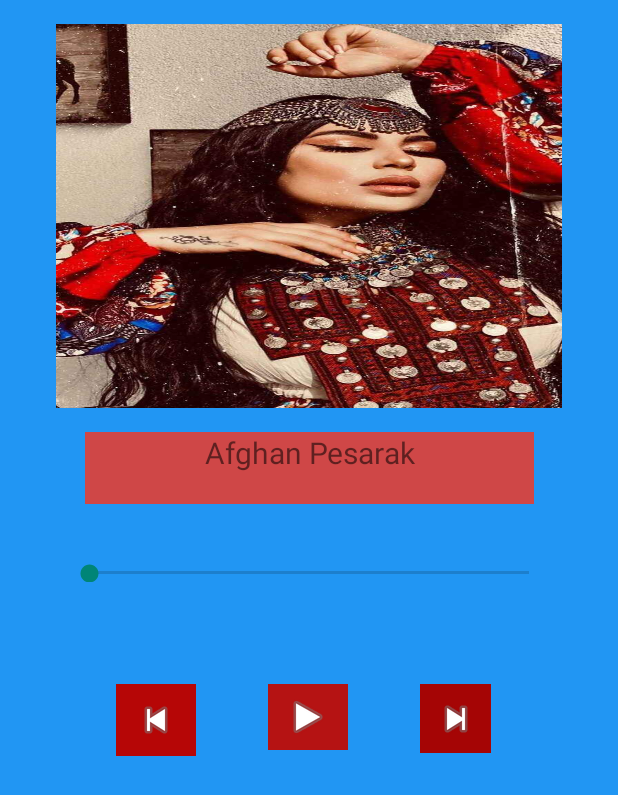
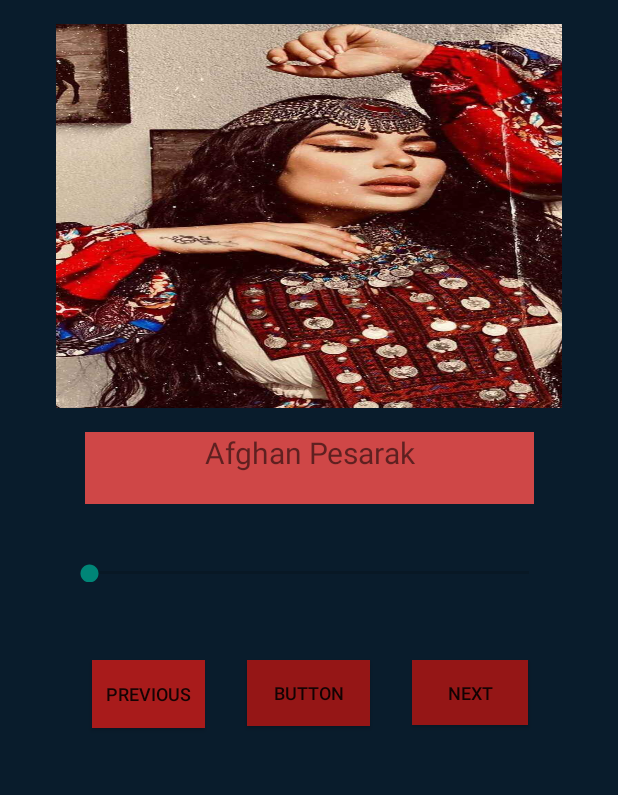
Before and after one commit to Rozogar/Aryanna_Sayeed, an Android app built with Jetpack Compose: the Song_list screen opened directly, with no data from a screen before it, after a tap on "Afghan Pesarak", on a phone screen of 412 x 824 dp. Shown: the top 795 px of the screen. Run offline under Robolectric (Android 15) with nearby library versions, the phone set to English and light mode, and no system bars.

Commit message:
Right now the play button, the next, the previous button is working correctly. Even I handle the capiblity that when press a item from the listView the related song start to play automaticly and when comming back to the previous page the song is keeping continue to play and will play upto become end. Today the date is 1403/03/07

```diff
--- a/app/src/main/AndroidManifest.xml
+++ b/app/src/main/AndroidManifest.xml
@@ -4,6 +4,7 @@
 
     <application
         android:allowBackup="true"
+        android:label="@string/app_name"
         android:dataExtractionRules="@xml/data_extraction_rules"
         android:fullBackupContent="@xml/backup_rules"
         android:icon="@mipmap/icon_launcher"
--- a/app/src/main/java/com/rozogar/aryanna/ui/theme/Show.java
+++ b/app/src/main/java/com/rozogar/aryanna/ui/theme/Show.java
@@ -5,131 +5,139 @@ import android.media.MediaPlayer;
 import android.net.Uri;
 import android.os.Bundle;
 import android.view.View;
-import android.widget.ImageButton;
+import android.widget.Button;
 import android.widget.ImageView;
 import android.widget.SeekBar;
 import android.widget.TextView;
 import android.widget.Toast;
-import android.widget.ToggleButton;
 
-import androidx.activity.EdgeToEdge;
 import androidx.appcompat.app.AppCompatActivity;
-import androidx.core.graphics.Insets;
-import androidx.core.view.ViewCompat;
-import androidx.core.view.WindowInsetsCompat;
 
 import com.rozogar.aryanna.R;
 
 import java.io.IOException;
+import java.util.ArrayList;
 
 public class Show extends AppCompatActivity {
 private ImageView img;
 private TextView txt1;
 private SeekBar seek;
-private ImageButton btnpre;
-private ImageButton btnnext;
-private ImageButton btnplay;
+private Button btnpre;
+private Button btnnext;
+private Button btnplay;
+   private Intent intent;
     MediaPlayer player;
+    private ArrayList<Music> musicList;
+    private int currentIndex = 0;
 
     @Override
     protected void onCreate(Bundle savedInstanceState) {
         super.onCreate(savedInstanceState);
         setContentView(R.layout.activity_show);
         setUpView();
-       adusting();
+        adjusting();
 
 
     }
 
-    private void adusting() {
-        Intent intent = getIntent();
-        if (intent != null){
-            Music clickedMusic = (Music) intent.getSerializableExtra("clickedMusic");
-            if(clickedMusic != null) {
-                int imageResource = clickedMusic.getImage();
-                String musicName = clickedMusic.getTxt();
-                int ahang = clickedMusic.getAhang();
-                img.setImageResource(imageResource);
-                txt1.setText(musicName);
+    private void adjusting() {
+        intent = getIntent();
+        if (intent != null) {
+            musicList = (ArrayList<Music>) intent.getSerializableExtra("musicList");
+            currentIndex = intent.getIntExtra("currentIndex", 0);
+
+            if (musicList != null && !musicList.isEmpty()) {
+                player = MediaPlayerManager.getMediaPlayerInstance();
+                updateUIWithCurrentSong();
+                setUpPlayButton();
+                setUpNextButton();
+                setUpPreviousButton();
+                playCurrentSong();
+            } else {
+                Toast.makeText(this, "Music list is empty or null", Toast.LENGTH_SHORT).show();
+            }
+        }
+
+        }
+
+    private void setUpPreviousButton() {
+        btnpre.setOnClickListener(new View.OnClickListener() {
+            @Override
+            public void onClick(View v) {
+                currentIndex--;
+                if (currentIndex < 0) {
+                    currentIndex = musicList.size() - 1; // Loop back to the end
+                }
+                updateUIWithCurrentSong();
+                playCurrentSong();
+            }
+        });
+    }
+
+    private void setUpNextButton() {
+        btnnext.setOnClickListener(new View.OnClickListener() {
+            @Override
+            public void onClick(View v) {
+                currentIndex++;
+                if (currentIndex >= musicList.size()) {
+                    currentIndex = 0; // Loop back to the beginning
+                }
+                updateUIWithCurrentSong();
+                playCurrentSong();
+            }
+        });
+    }
+
+    private void setUpPlayButton() {
+
                 btnplay.setOnClickListener(new View.OnClickListener() {
                     @Override
                     public void onClick(View v) {
-                        MediaPlayer player = MediaPlayerManager.getMediaPlayerInstance();
-                        if (!player.isPlaying()) {
-                            try {
-                                player.reset();
-                                player.setDataSource(Show.this, Uri.parse("android.resource://" + getPackageName() + "/" + ahang));
-                                player.prepare();
-                                player.start();
-                            } catch (IOException e) {
-                                e.printStackTrace();
-                            }
-                        }else {
-                            if(player.isPlaying()) {
+                        if (player != null) {
+                            if (!player.isPlaying()) {
+                                playCurrentSong();
+                            } else {
                                 player.pause();
                             }
                         }
                     }
                 });
-            } else {
-                Toast.makeText(this, "music is null", Toast.LENGTH_SHORT).show();
-            }
-
-//            btnpre.setOnClickListener(new View.OnClickListener() {
-//                @Override
-//                public void onClick(View v) {
-//                    // Retrieve the current song data from the intent
-//                    Intent intent = getIntent();
-//                    if (intent != null) {
-//                        Music currentMusic = (Music) intent.getSerializableExtra("clickedMusic");
-//                        if (currentMusic != null) {
-//                            // Get the index of the previous song in the playlist
-//                            int currentIndex = currentMusic.getIndex(); // Assuming you have an index for each song in the playlist
-//                            int previousIndex = currentIndex - 1;
-//                            if (previousIndex >= 0) {
-//                                // Retrieve the previous song from the playlist using its index
-//                                Music previousMusic = getMusicFromPlaylist(previousIndex); // Implement this method to get the previous song from the playlist
-//                                if (previousMusic != null) {
-//                                    // Start the Show activity with the previous song data
-//                                    Intent showIntent = new Intent(Show.this, Show.class);
-//                                    showIntent.putExtra("clickedMusic", previousMusic);
-//                                    startActivity(showIntent);
-//                                }
-//                            } else {
-//                                // No previous song available
-//                                Toast.makeText(Show.this, "No previous song available", Toast.LENGTH_SHORT).show();
-//                            }
-//                        }
-//                    }
-//                }
-//            });
-//
-
-        }
     }
 
-//    private Music getMusicFromPlaylist(int previousIndex) {
-//
-//    }
+
+    private void playCurrentSong() {
+        Music currentSong = musicList.get(currentIndex);
+        int ahang = currentSong.getAhang();
+        player.reset();
+        try {
+            player.setDataSource(Show.this, Uri.parse("android.resource://" + getPackageName() + "/" + ahang));
+            player.prepare();
+            player.start();
+        } catch (IOException e) {
+            e.printStackTrace();
+            Toast.makeText(Show.this, "Error playing music", Toast.LENGTH_SHORT).show();
+        }
+
+    }
+    private void updateUIWithCurrentSong() {
+        Music currentSong = musicList.get(currentIndex);
+        int imageResource = currentSong.getImage();
+        String musicName = currentSong.getTxt();
+        img.setImageResource(imageResource);
+        txt1.setText(musicName);
+    }
 
 
     private void setUpView() {
         img = findViewById(R.id.img);
         txt1 =findViewById(R.id.txt1);
         seek = findViewById(R.id.seek);
-        btnnext = findViewById(R.id.btnnext);
+        btnnext = findViewById(R.id.btnpre);
         btnplay = findViewById(R.id.btnplay);
-        btnpre = findViewById(R.id.btnpre);
+        btnpre = findViewById(R.id.btnpree);
 
 
     }
 
 
-
-    protected void onDestroy() {
-        super.onDestroy();
-        if (player != null) {
-            player.release();
-        }
-    }
 }
--- a/app/src/main/java/com/rozogar/aryanna/ui/theme/Song_list.java
+++ b/app/src/main/java/com/rozogar/aryanna/ui/theme/Song_list.java
@@ -35,7 +35,8 @@ private ListView list;
             public void onItemClick(AdapterView<?> parent, View view, int position, long id) {
                 Music clickedMusic = music.get(position);
                 Intent intent = new Intent(Song_list.this, Show.class);
-                intent.putExtra("clickedMusic", clickedMusic);
+                intent.putExtra("musicList", music);
+                intent.putExtra("currentIndex", position);
                 startActivity(intent);
             }
         });
--- a/app/src/main/res/layout/activity_home.xml
+++ b/app/src/main/res/layout/activity_home.xml
@@ -5,7 +5,7 @@
     android:id="@+id/h_layout"
     android:layout_width="match_parent"
     android:layout_height="match_parent"
-    android:background="#9A0909"
+    android:background="#091C2C"
     tools:context=".ui.theme.Home">
 
     <Button
@@ -13,7 +13,7 @@
         android:layout_width="221dp"
         android:layout_height="56dp"
         android:layout_marginTop="236dp"
-        android:background="#03A9F4"
+        android:background="#CD481E"
         android:text="@string/songs"
         android:textSize="20sp"
         app:layout_constraintEnd_toEndOf="parent"
@@ -25,7 +25,7 @@
         android:layout_width="221dp"
         android:layout_height="56dp"
         android:layout_marginTop="32dp"
-        android:background="#03A9F4"
+        android:background="#CD481E"
         android:text="@string/exit"
         android:textSize="20sp"
         app:layout_constraintEnd_toEndOf="parent"
--- a/app/src/main/res/layout/activity_show.xml
+++ b/app/src/main/res/layout/activity_show.xml
@@ -5,42 +5,32 @@
     android:id="@+id/main"
     android:layout_width="match_parent"
     android:layout_height="match_parent"
-    android:background="#2196F3"
+    android:background="#091C2C"
     tools:context=".ui.theme.Show">
 
-    <ImageButton
-        android:id="@+id/btnplay"
-        android:layout_width="53dp"
-        android:layout_height="44dp"
-        android:layout_marginTop="68dp"
-        android:background="#B51313"
-        app:layout_constraintEnd_toEndOf="parent"
-        app:layout_constraintHorizontal_bias="0.498"
-        app:layout_constraintStart_toStartOf="parent"
-        app:layout_constraintTop_toBottomOf="@+id/seek"
-        app:srcCompat="@android:drawable/ic_media_play" />
+    <Button
+        android:id="@+id/btnpree"
+        android:layout_width="75dp"
+        android:layout_height="45dp"
+        android:layout_marginTop="52dp"
+        android:layout_marginEnd="28dp"
+        android:background="#A81B1B"
+        android:text="@string/privious"
+        android:textSize="12sp"
+        app:layout_constraintEnd_toStartOf="@+id/btnplay"
+        app:layout_constraintTop_toBottomOf="@+id/seek" />
 
-    <ImageButton
+    <Button
         android:id="@+id/btnpre"
-        android:layout_width="53dp"
-        android:layout_height="48dp"
-        android:layout_marginTop="68dp"
-        android:layout_marginEnd="48dp"
-        android:background="#B60606"
-        app:layout_constraintEnd_toStartOf="@+id/btnplay"
-        app:layout_constraintTop_toBottomOf="@+id/seek"
-        app:srcCompat="@android:drawable/ic_media_previous" />
-
-    <ImageButton
-        android:id="@+id/btnnext"
-        android:layout_width="47dp"
-        android:layout_height="46dp"
-        android:layout_marginStart="48dp"
-        android:layout_marginTop="68dp"
-        android:background="#A50505"
+        android:layout_width="77dp"
+        android:layout_height="43dp"
+        android:layout_marginStart="28dp"
+        android:layout_marginTop="52dp"
+        android:background="#951616"
+        android:text="@string/next"
+        android:textSize="12sp"
         app:layout_constraintStart_toEndOf="@+id/btnplay"
-        app:layout_constraintTop_toBottomOf="@+id/seek"
-        app:srcCompat="@android:drawable/ic_media_next" />
+        app:layout_constraintTop_toBottomOf="@+id/seek" />
 
     <ImageView
         android:id="@+id/img"
@@ -73,4 +63,18 @@
         app:layout_constraintEnd_toEndOf="parent"
         app:layout_constraintStart_toStartOf="parent"
         app:layout_constraintTop_toBottomOf="@+id/img" />
+
+    <Button
+        android:id="@+id/btnplay"
+        android:layout_width="82dp"
+        android:layout_height="44dp"
+        android:layout_marginTop="52dp"
+        android:background="#951616"
+        android:text="Button"
+        android:textSize="12sp"
+        app:layout_constraintEnd_toEndOf="parent"
+        app:layout_constraintHorizontal_bias="0.498"
+        app:layout_constraintStart_toStartOf="parent"
+        app:layout_constraintTop_toBottomOf="@+id/seek" />
+
 </androidx.constraintlayout.widget.ConstraintLayout>
--- a/app/src/main/res/layout/activity_song_list.xml
+++ b/app/src/main/res/layout/activity_song_list.xml
@@ -5,14 +5,14 @@
     android:id="@+id/sl_layout"
     android:layout_width="match_parent"
     android:layout_height="match_parent"
-    android:background="#FFEB3B"
+    android:background="#091C2C"
     tools:context=".ui.theme.Song_list">
 
     <ListView
         android:id="@+id/list"
         android:layout_width="401dp"
         android:layout_height="736dp"
-        android:background="#FF5722"
+        android:background="#972A08"
         android:padding="20dp"
         app:layout_constraintBottom_toBottomOf="parent"
         app:layout_constraintEnd_toEndOf="parent"
--- a/app/src/main/res/values/strings.xml
+++ b/app/src/main/res/values/strings.xml
@@ -45,4 +45,8 @@
     <string name="Yallah_Yallah">Yallah_Yallah</string>
     <string name="songs">Songs</string>
     <string name="exit">Exit</string>
+    <string name="privious">previous</string>
+    <string name="next">next</string>
+    <string name="play">play</string>
+    <string name="pause">pause</string>
 </resources>
```
Also changed, not shown: app/src/main/java/com/rozogar/aryanna/ui/theme/MediaPlayerManager.java (+16 -7 lines), app/src/main/java/com/rozogar/aryanna/ui/theme/MyAdapter.java (+5 -3 lines), app/src/main/res/layout/pre_layout.xml (+8 -8 lines), 1 other file.
